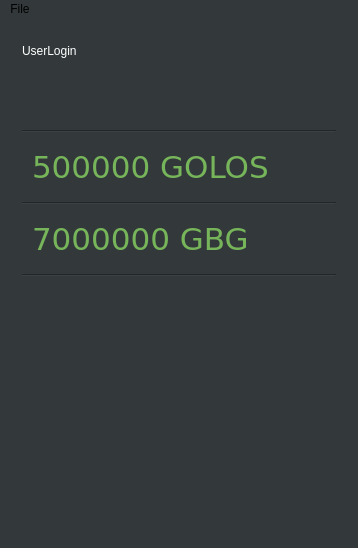
Qt form mainwindow.ui (24develop/golos-wallet-develop) before a commit.
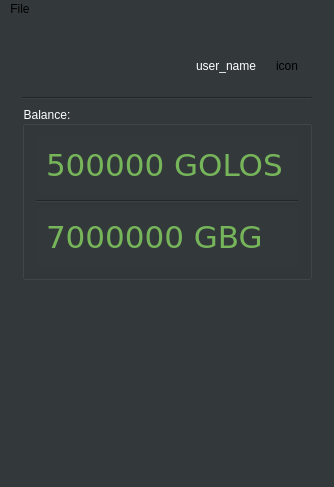
The same form after that commit. The open tabs and pages were chosen to show the change.

Commit message: Design improvements. Broadcast fixes. Balance update after success transaction

What changed in the file:
```diff
--- a/mainwindow.ui
+++ b/mainwindow.ui
@@ -6,8 +6,8 @@
    <rect>
     <x>0</x>
     <y>0</y>
-    <width>358</width>
-    <height>548</height>
+       <width>334</width>
+       <height>487</height>
    </rect>
   </property>
   <property name="windowTitle">
@@ -23,6 +23,18 @@
    <layout class="QVBoxLayout" name="verticalLayout_2">
     <item>
      <widget class="QStackedWidget" name="stackedWidget">
+         <property name="sizePolicy">
+             <sizepolicy hsizetype="Preferred" vsizetype="Maximum">
+                 <horstretch>0</horstretch>
+                 <verstretch>0</verstretch>
+             </sizepolicy>
+         </property>
+         <property name="autoFillBackground">
+             <bool>false</bool>
+         </property>
+         <property name="styleSheet">
+             <string notr="true"/>
+         </property>
       <property name="currentIndex">
        <number>0</number>
       </property>
@@ -129,17 +141,16 @@
       <widget class="QWidget" name="page_2">
        <layout class="QVBoxLayout" name="verticalLayout_5">
         <item>
-         <layout class="QHBoxLayout" name="horizontalLayout_5">
-          <item>
-              <widget class="QLabel" name="nameLabel">
-                  <property name="styleSheet">
-                      <string notr="true">color: #ffffff</string>
-                  </property>
-            <property name="text">
-             <string>UserLogin</string>
-            </property>
-           </widget>
-          </item>
+            <layout class="QHBoxLayout" name="horizontalLayout_5" stretch="0,0,0">
+                <property name="sizeConstraint">
+                    <enum>QLayout::SetMinimumSize</enum>
+                </property>
+                <property name="topMargin">
+                    <number>0</number>
+                </property>
+                <property name="bottomMargin">
+                    <number>0</number>
+                </property>
           <item>
            <spacer name="horizontalSpacer">
             <property name="orientation">
@@ -153,28 +164,68 @@
             </property>
            </spacer>
           </item>
+                <item>
+                    <widget class="QLabel" name="nameLabel">
+                        <property name="maximumSize">
+                            <size>
+                                <width>1000</width>
+                                <height>50</height>
+                            </size>
+                        </property>
+                        <property name="styleSheet">
+                            <string notr="true">color: #ffffff</string>
+                        </property>
+                        <property name="text">
+                            <string>user_name</string>
+                        </property>
+                        <property name="scaledContents">
+                            <bool>false</bool>
+                        </property>
+                    </widget>
+                </item>
+                <item>
+                    <widget class="QLabel" name="userIconLabel">
+                        <property name="minimumSize">
+                            <size>
+                                <width>50</width>
+                                <height>50</height>
+                            </size>
+                        </property>
+                        <property name="maximumSize">
+                            <size>
+                                <width>50</width>
+                                <height>50</height>
+                            </size>
+                        </property>
+                        <property name="text">
+                            <string>icon</string>
+                        </property>
+                        <property name="alignment">
+                            <set>Qt::AlignCenter</set>
+                        </property>
+                    </widget>
+                </item>
          </layout>
         </item>
         <item>
-            <spacer name="verticalSpacer_4">
-          <property name="orientation">
-              <enum>Qt::Vertical</enum>
-          </property>
-                <property name="sizeHint" stdset="0">
-                    <size>
-                        <width>20</width>
-                        <height>40</height>
-                    </size>
-                </property>
-            </spacer>
-        </item>
-        <item>
-            <widget class="Line" name="line_4">
+            <widget class="Line" name="line_2">
           <property name="orientation">
            <enum>Qt::Horizontal</enum>
           </property>
          </widget>
         </item>
+        <item>
+            <widget class="QGroupBox" name="balanceBox">
+                <property name="styleSheet">
+                    <string notr="true">color: rgb(255, 255, 255);</string>
+                </property>
+                <property name="title">
+                    <string>Balance:</string>
+                </property>
+                <property name="flat">
+                    <bool>false</bool>
+                </property>
+                <layout class="QVBoxLayout" name="verticalLayout_7">
         <item>
             <layout class="QHBoxLayout" name="horizontalLayout_2">
           <item>
@@ -246,12 +297,75 @@
           </item>
          </layout>
         </item>
+                </layout>
+            </widget>
+        </item>
         <item>
-         <widget class="Line" name="line_3">
+            <spacer name="verticalSpacer_4">
           <property name="orientation">
-           <enum>Qt::Horizontal</enum>
+              <enum>Qt::Vertical</enum>
           </property>
-         </widget>
+                <property name="sizeHint" stdset="0">
+                    <size>
+                        <width>20</width>
+                        <height>40</height>
+                    </size>
+                </property>
+            </spacer>
+        </item>
+       </layout>
+      </widget>
+         <widget class="QWidget" name="page_3">
+             <layout class="QVBoxLayout" name="verticalLayout_6">
+                 <item>
+                     <layout class="QVBoxLayout" name="verticalLayout">
+                         <item>
+                             <spacer name="verticalSpacer_6">
+                                 <property name="orientation">
+                                     <enum>Qt::Vertical</enum>
+                                 </property>
+                                 <property name="sizeHint" stdset="0">
+                                     <size>
+                                         <width>20</width>
+                                         <height>40</height>
+                                     </size>
+                                 </property>
+                             </spacer>
+                         </item>
+                         <item>
+                             <widget class="QLabel" name="movieLabel">
+                                 <property name="text">
+                                     <string>movieplacer</string>
+                                 </property>
+                                 <property name="alignment">
+                                     <set>Qt::AlignCenter</set>
+                                 </property>
+                             </widget>
+                         </item>
+                         <item>
+                             <widget class="QLabel" name="transferLabel">
+                                 <property name="text">
+                                     <string>Transfer...</string>
+                                 </property>
+                                 <property name="alignment">
+                                     <set>Qt::AlignCenter</set>
+                                 </property>
+                             </widget>
+                         </item>
+                         <item>
+                             <spacer name="verticalSpacer_5">
+                                 <property name="orientation">
+                                     <enum>Qt::Vertical</enum>
+                                 </property>
+                                 <property name="sizeHint" stdset="0">
+                                     <size>
+                                         <width>20</width>
+                                         <height>40</height>
+                                     </size>
+                                 </property>
+                             </spacer>
+                         </item>
+                     </layout>
         </item>
        </layout>
       </widget>
@@ -262,10 +376,13 @@
       <property name="orientation">
        <enum>Qt::Vertical</enum>
       </property>
+         <property name="sizeType">
+             <enum>QSizePolicy::Preferred</enum>
+         </property>
       <property name="sizeHint" stdset="0">
        <size>
         <width>20</width>
-        <height>40</height>
+           <height>1000</height>
        </size>
       </property>
      </spacer>
@@ -280,7 +397,7 @@
     <rect>
      <x>0</x>
      <y>0</y>
-     <width>358</width>
+        <width>334</width>
      <height>25</height>
     </rect>
    </property>
```
Left out of the diff: 87 changed lines with no effect on the pictures. Lines whose indentation alone changed are shown as unchanged. The commit also changes 14 other files.
